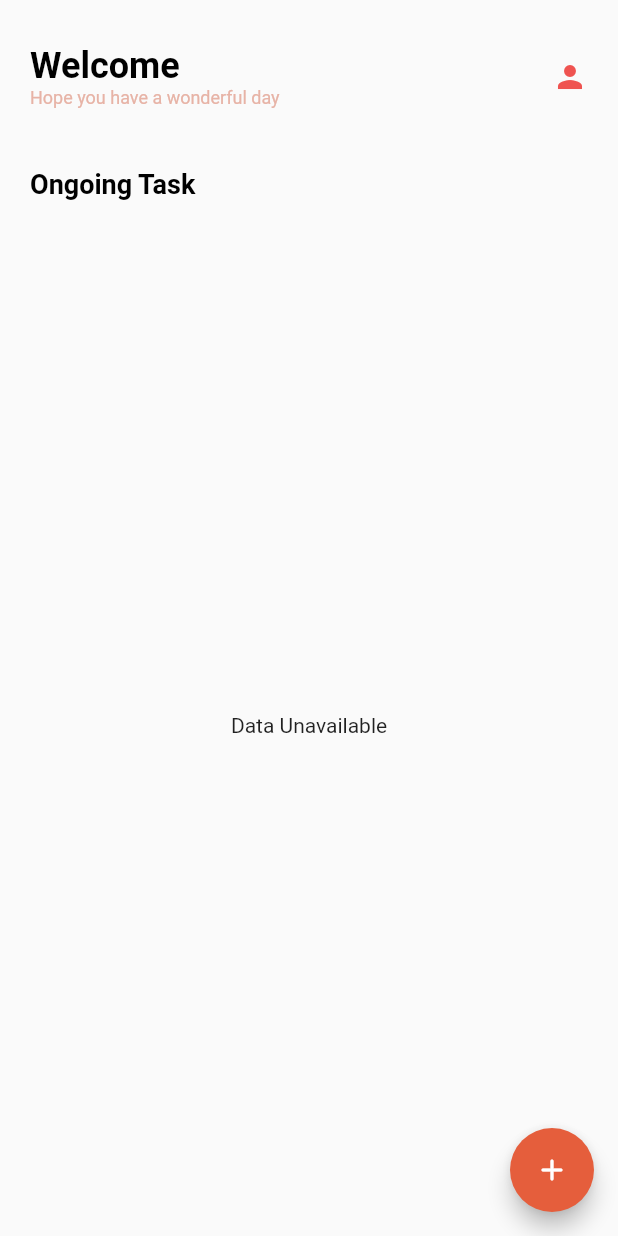
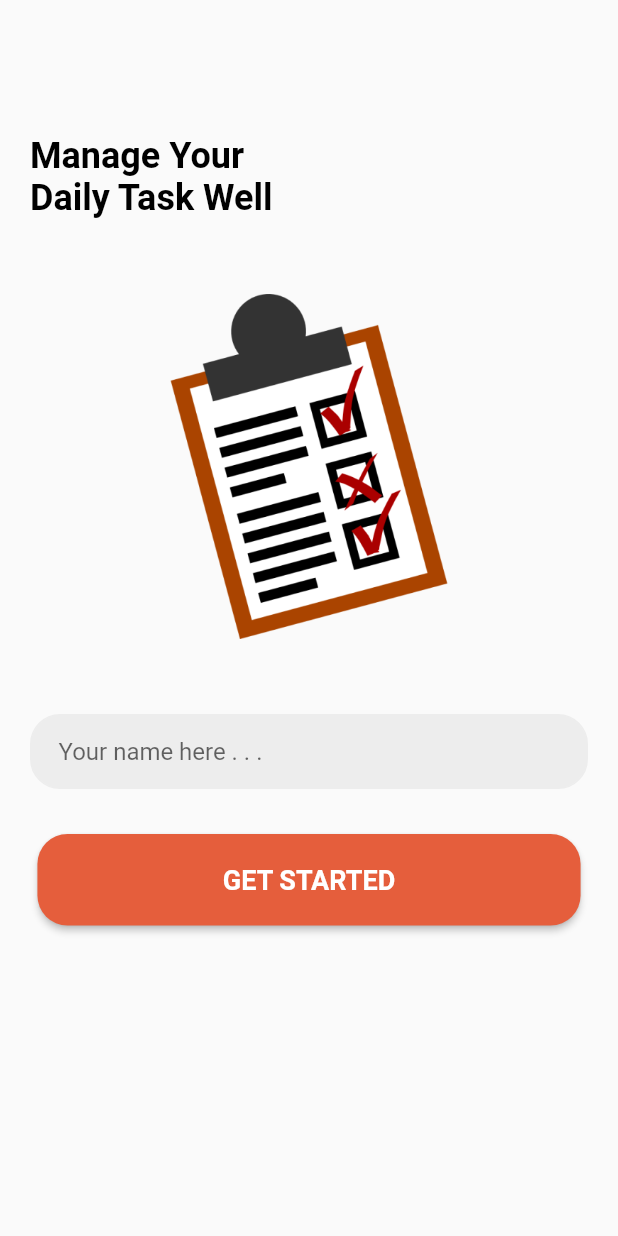
Before and after one commit to hafidzsulistyan/ristask, a Flutter app: the screen it shows after launch, on a phone screen of 412 x 824 dp. Run offline on Flutter 3.47's test engine with Material 2 defaults, Android fonts, the phone set to English and light mode, and no system bars; our stand-ins replace get, shared_preferences, sqflite; accounts and stored records are empty.

Commit message:
Added splash screen and user cache, also modified previous app

```diff
--- a/lib/db/task_database.dart
+++ b/lib/db/task_database.dart
@@ -1,4 +1,5 @@
 import 'package:path/path.dart';
+import 'package:ristask/db/user_cache.dart';
 import 'package:ristask/model/task.dart';
 import 'package:sqflite/sqflite.dart';
 
@@ -31,9 +32,16 @@ class TaskDatabase {
     return task.copyWith(id: id);
   }
 
-  Future<List<Task>> getTask() async {
-    final result = await database.query(taskTable);
+  Future<List<Task>> getAllTask() async {
+    final user = await UserCache.getUser();
+    final result = await database.query(taskTable, where: 'user = ?', whereArgs: [user]);
     return result.map((json) => Task.fromJson(json)).toList();
+  }
+
+  Future<int?> getCount({required String user, required String date}) async {
+    int? count = Sqflite.firstIntValue(await database.rawQuery(
+        'select count(*) from $taskTable where user=? and date=?', [user, date]));
+    return count;
   }
 
   Future<int> update(Task task) async {
--- /dev/null
+++ b/lib/db/user_cache.dart
@@ -0,0 +1,30 @@
+import 'package:shared_preferences/shared_preferences.dart';
+
+class UserCache {
+  static SharedPreferences? _preferences;
+
+  static Future initPreferences() async {
+    _preferences = await SharedPreferences.getInstance();
+  }
+
+  static Future<bool> saveUser(String user) async {
+    await initPreferences();
+    final result = await _preferences!.setString('user', user);
+    if (!result) {
+      return false;
+    }
+    return true;
+  }
+
+  static Future<String?> getUser() async {
+    await initPreferences();
+    String? user = _preferences!.getString('user');
+    return user;
+  }
+
+  static Future<bool> signOut() async {
+    await initPreferences();
+    final result = await _preferences!.remove('user');
+    return result;
+  }
+}
--- a/lib/main.dart
+++ b/lib/main.dart
@@ -1,13 +1,16 @@
 import 'package:flutter/material.dart';
 import 'package:get/get.dart';
+import 'package:ristask/db/user_cache.dart';
 import 'package:ristask/pages/task_home_page.dart';
+import 'package:ristask/pages/task_splash_page.dart';
 
 void main() {
-  runApp(const MyApp());
+  runApp(MyApp());
 }
 
 class MyApp extends StatelessWidget {
-  const MyApp({Key? key}) : super(key: key);
+  MyApp({this.user, Key? key}) : super(key: key);
+  String? user;
 
   // This widget is the root of your application.
   @override
@@ -17,7 +20,37 @@ class MyApp extends StatelessWidget {
       theme: ThemeData(
         primarySwatch: Colors.blue,
       ),
-      home: const TaskHomePage(),
+      home: const StartingPage(),
     );
   }
 }
+
+class StartingPage extends StatefulWidget {
+  const StartingPage({Key? key}) : super(key: key);
+
+  @override
+  _StartingPageState createState() => _StartingPageState();
+}
+
+class _StartingPageState extends State<StartingPage> {
+  String? user;
+  @override
+  void initState() {
+    initUser();
+    super.initState();
+  }
+
+  initUser() async {
+    user = await UserCache.getUser();
+    setState(() {});
+  }
+
+  @override
+  Widget build(BuildContext context) {
+    return user == null
+      ? TaskSplashPage()
+      : TaskHomePage(
+          user: user!,
+        );
+  }
+}
--- a/lib/pages/task_home_page.dart
+++ b/lib/pages/task_home_page.dart
@@ -10,7 +10,8 @@ import 'package:ristask/widgets/texts/subtitle_text.dart';
 import 'package:ristask/widgets/texts/title_text.dart';
 
 class TaskHomePage extends StatefulWidget {
-  const TaskHomePage({Key? key}) : super(key: key);
+  const TaskHomePage({required this.user, Key? key}) : super(key: key);
+  final String user;
 
   @override
   _TaskHomePageState createState() => _TaskHomePageState();
@@ -81,7 +82,7 @@ class _TaskHomePageState extends State<TaskHomePage> {
                           ),
                         )
                       : FutureBuilder(
-                          future: taskDatabase.getTask(),
+                          future: taskDatabase.getAllTask(),
                           builder: (context, snapshot) {
                             if (snapshot.connectionState ==
                                 ConnectionState.waiting) {
@@ -104,7 +105,7 @@ class _TaskHomePageState extends State<TaskHomePage> {
                                 (!snapshot.hasData ||
                                     (snapshot.data as List).isEmpty)) {
                               return Center(
-                                child: Text('Data Unavailable'),
+                                child: Text('No Task Available'),
                               );
                             }
                             if (snapshot.connectionState ==
@@ -117,7 +118,6 @@ class _TaskHomePageState extends State<TaskHomePage> {
                                   physics: BouncingScrollPhysics(),
                                   itemCount: tasks.length,
                                   itemBuilder: (context, index) {
-																		print(tasks[index].date);
                                     return buildTaskCard(tasks[index]);
                                   });
                             }
@@ -181,7 +181,7 @@ class _TaskHomePageState extends State<TaskHomePage> {
           Column(
             crossAxisAlignment: CrossAxisAlignment.start,
             children: [
-              (_titleText = TitleText()..text = 'Welcome').child,
+              (_titleText = TitleText()..text = 'Welcome ${widget.user}').child,
               (_smallText = SmallText()
                     ..text = 'Hope you have a wonderful day'
                     ..color = secondaryColor)
@@ -324,7 +324,8 @@ class _TaskHomePageState extends State<TaskHomePage> {
                         .child,
                   ],
                 ),
-              ))
+              )
+          )
         ],
       ),
     );
--- /dev/null
+++ b/lib/pages/task_splash_page.dart
@@ -0,0 +1,149 @@
+import 'package:flutter/material.dart';
+import 'package:get/get.dart';
+import 'package:ristask/db/user_cache.dart';
+import 'package:ristask/pages/task_home_page.dart';
+import 'package:ristask/widgets/texts/small_text.dart';
+import 'package:ristask/widgets/texts/subtitle_text.dart';
+import 'package:ristask/widgets/texts/title_text.dart';
+
+class TaskSplashPage extends StatefulWidget {
+  const TaskSplashPage({ Key? key }) : super(key: key);
+
+  @override
+  State<TaskSplashPage> createState() => _TaskSplashPageState();
+}
+
+class _TaskSplashPageState extends State<TaskSplashPage> {
+  final TextEditingController _nameController = TextEditingController();
+
+  bool isValid = true;
+
+  TitleText? _titleText;
+  SubTitleText? _subText;
+  SmallText? _smallText;
+
+  @override
+  Widget build(BuildContext context) {
+    return Scaffold(
+      body: SafeArea(
+        child: Padding(
+          padding: const EdgeInsets.symmetric(horizontal: 20),
+          child: Column(
+            crossAxisAlignment: CrossAxisAlignment.start,
+            children: [
+              buildHeaderTitle(),
+              buildImageHeader(),
+              const SizedBox(
+                height: 50,
+              ),
+              isValid
+                  ? const SizedBox.shrink()
+                  : Padding(
+                      padding: const EdgeInsets.symmetric(
+                          horizontal: 5, vertical: 5),
+                      child: (_smallText = SmallText()
+                            ..text = 'Name is required!'
+                            ..weight = FontWeight.normal
+                            ..color = Colors.red.shade300)
+                          .child),
+              buildInputField(),
+              const SizedBox(
+                height: 30,
+              ),
+              Center(
+                child: buildStartedButton(),
+              )
+            ],
+          ),
+        ),
+      ),
+    );
+  }
+
+  save(String username) async {
+    if (username.isEmpty) {
+      setState(() {
+        isValid = false;
+      });
+      return;
+    }
+    bool isSaved = await UserCache.saveUser(_nameController.text);
+    if (isSaved) {
+      Navigator.of(context).push(MaterialPageRoute(
+          builder: (_) => TaskHomePage(
+                user: _nameController.text,
+              )));
+    } else {
+      Get.snackbar('Authentication Failed',
+          'Something went wrong while saving user.\nPlease, try again later',
+          backgroundColor: const Color(0xffE55E3C), colorText: Colors.white);
+    }
+  }
+
+  Widget buildStartedButton() {
+    return ElevatedButton(
+      style: ElevatedButton.styleFrom(
+        shape:
+          RoundedRectangleBorder(borderRadius: BorderRadius.circular(20)),
+        primary: const Color(0xffE55E3C),
+        padding: EdgeInsets.symmetric(
+          vertical: 20,
+          horizontal: MediaQuery.of(context).size.width * 0.3
+        )
+      ),
+      onPressed: () {
+        save(_nameController.text);
+      },
+      child: (_subText = SubTitleText()
+            ..text = 'GET STARTED'
+            ..color = Colors.white
+            ).child
+    );
+  }
+
+  Widget buildInputField() {
+    return Container(
+      height: 50,
+      padding: const EdgeInsets.symmetric(horizontal: 18),
+      decoration: BoxDecoration(
+          color: const Color(0xffEDEDED),
+          borderRadius: BorderRadius.circular(20),
+          border:
+              Border.all(color: !isValid ? Colors.red.shade400 : const Color(0xffEDEDED))),
+      child: TextField(
+        controller: _nameController,
+        onChanged: (val) {
+          if (!isValid && val.isNotEmpty) {
+            setState(() {
+              isValid = true;
+            });
+          }
+        },
+        decoration: const InputDecoration(
+          hintText: 'Your name here . . .',
+          enabledBorder: InputBorder.none,
+          focusedBorder: InputBorder.none
+        )
+      ),
+    );
+  }
+
+  Center buildImageHeader() {
+    return Center(
+      child: Image.asset(
+        'assets/images/task.png',
+        fit: BoxFit.cover,
+        width: 230,
+        height: 230,
+      ),
+    );
+  }
+
+  Widget buildHeaderTitle() {
+    return Padding(
+      padding: const EdgeInsets.only(top: 90, bottom: 50),
+      child:
+          (_titleText = TitleText()..text = 'Manage Your\nDaily Task Well').child,
+    );
+  }
+}
--- a/pubspec.yaml
+++ b/pubspec.yaml
@@ -35,6 +35,7 @@ dependencies:
   cupertino_icons: ^1.0.2
   get: ^4.6.1
   sqflite: ^2.0.2
+  shared_preferences: ^2.0.15
 
 dev_dependencies:
   flutter_test:
@@ -70,6 +71,7 @@ flutter:
 
   assets:
     - assets/images/profile.jpg
+    - assets/images/task.png
 
   # To add custom fonts to your application, add a fonts section here,
   # in this "flutter" section. Each entry in this list should have a
```
Also changed, not shown: lib/pages/task_form_page.dart (+6 -5 lines), assets/images/task.png (added), pubspec.lock, 1 other file.
